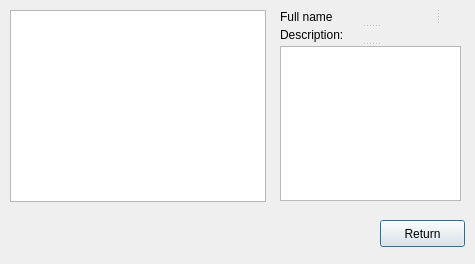
Before: the Qt Designer form gui/friendprofilegui.ui in Huy-Nguyen-HCI/RocketBook, drawn with Qt 5.
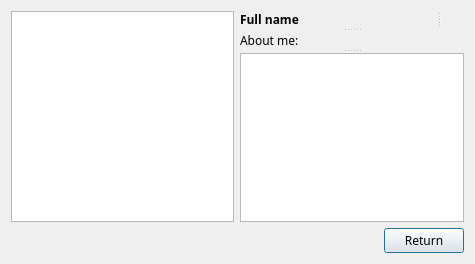
After: the same form once the commit is applied.

```diff
--- a/gui/friendprofilegui.ui
+++ b/gui/friendprofilegui.ui
@@ -10,41 +10,20 @@
     <height>264</height>
    </rect>
   </property>
+  <property name="font">
+   <font>
+    <family>Sans</family>
+   </font>
+  </property>
   <property name="windowTitle">
    <string>Dialog</string>
   </property>
-  <widget class="QPushButton" name="returnButton">
-   <property name="geometry">
-    <rect>
-     <x>380</x>
-     <y>220</y>
-     <width>85</width>
-     <height>27</height>
-    </rect>
-   </property>
-   <property name="text">
-    <string>Return</string>
-   </property>
-  </widget>
-  <widget class="QGraphicsView" name="photo">
-   <property name="geometry">
-    <rect>
-     <x>10</x>
-     <y>10</y>
-     <width>256</width>
-     <height>192</height>
-    </rect>
-   </property>
-  </widget>
+  <layout class="QGridLayout" name="gridLayout">
+   <item row="0" column="0">
+    <widget class="QGraphicsView" name="photo"/>
+   </item>
+   <item row="0" column="1" colspan="2">
   <widget class="QSplitter" name="splitter_2">
-   <property name="geometry">
-    <rect>
-     <x>280</x>
-     <y>10</y>
-     <width>181</width>
-     <height>191</height>
-    </rect>
-   </property>
    <property name="orientation">
     <enum>Qt::Vertical</enum>
    </property>
@@ -53,6 +32,12 @@
      <enum>Qt::Horizontal</enum>
     </property>
     <widget class="QLabel" name="userName">
+       <property name="font">
+        <font>
+         <weight>75</weight>
+         <bold>true</bold>
+        </font>
+       </property>
      <property name="text">
       <string>Full name</string>
      </property>
@@ -65,11 +50,33 @@
    </widget>
    <widget class="QLabel" name="description">
     <property name="text">
-     <string>Description:</string>
+       <string>About me:</string>
     </property>
    </widget>
    <widget class="QTextBrowser" name="descriptionBrowser"/>
   </widget>
+   </item>
+   <item row="1" column="1">
+    <spacer name="horizontalSpacer">
+     <property name="orientation">
+      <enum>Qt::Horizontal</enum>
+     </property>
+     <property name="sizeHint" stdset="0">
+      <size>
+       <width>132</width>
+       <height>20</height>
+      </size>
+     </property>
+    </spacer>
+   </item>
+   <item row="1" column="2">
+    <widget class="QPushButton" name="returnButton">
+     <property name="text">
+      <string>Return</string>
+     </property>
+    </widget>
+   </item>
+  </layout>
  </widget>
  <resources/>
  <connections/>
```
Lines whose indentation alone changed are shown as unchanged.
